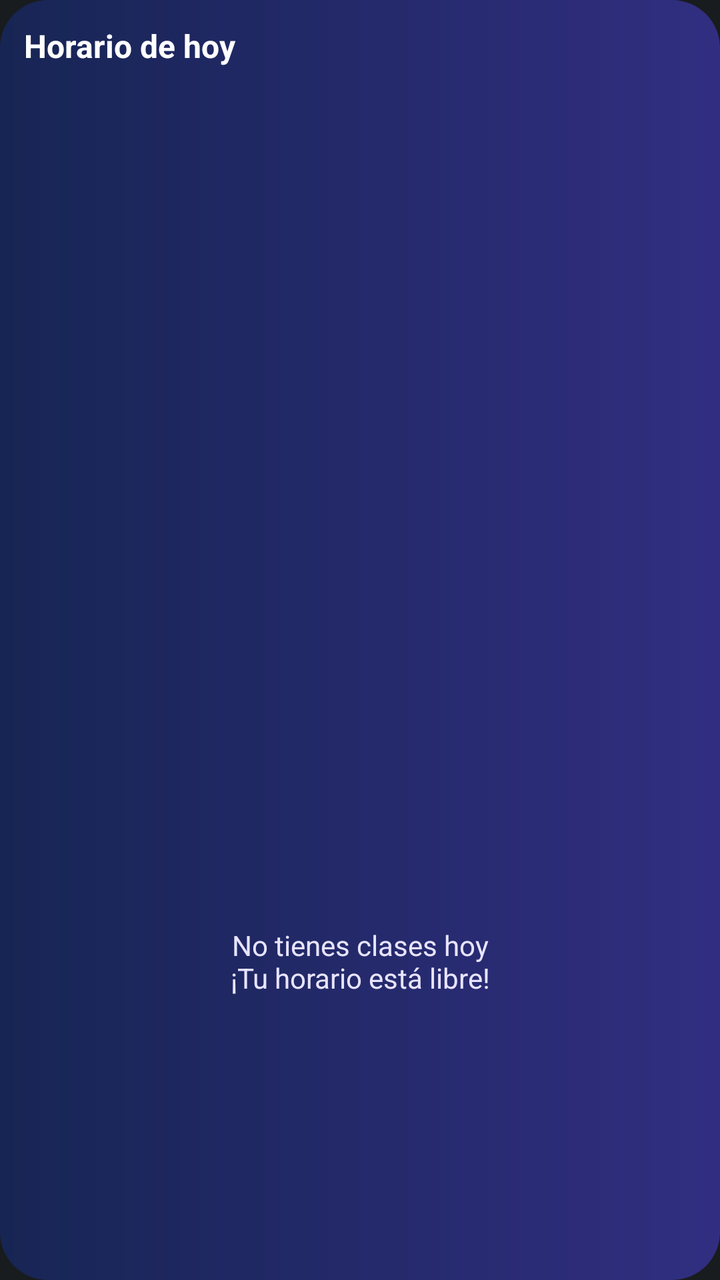
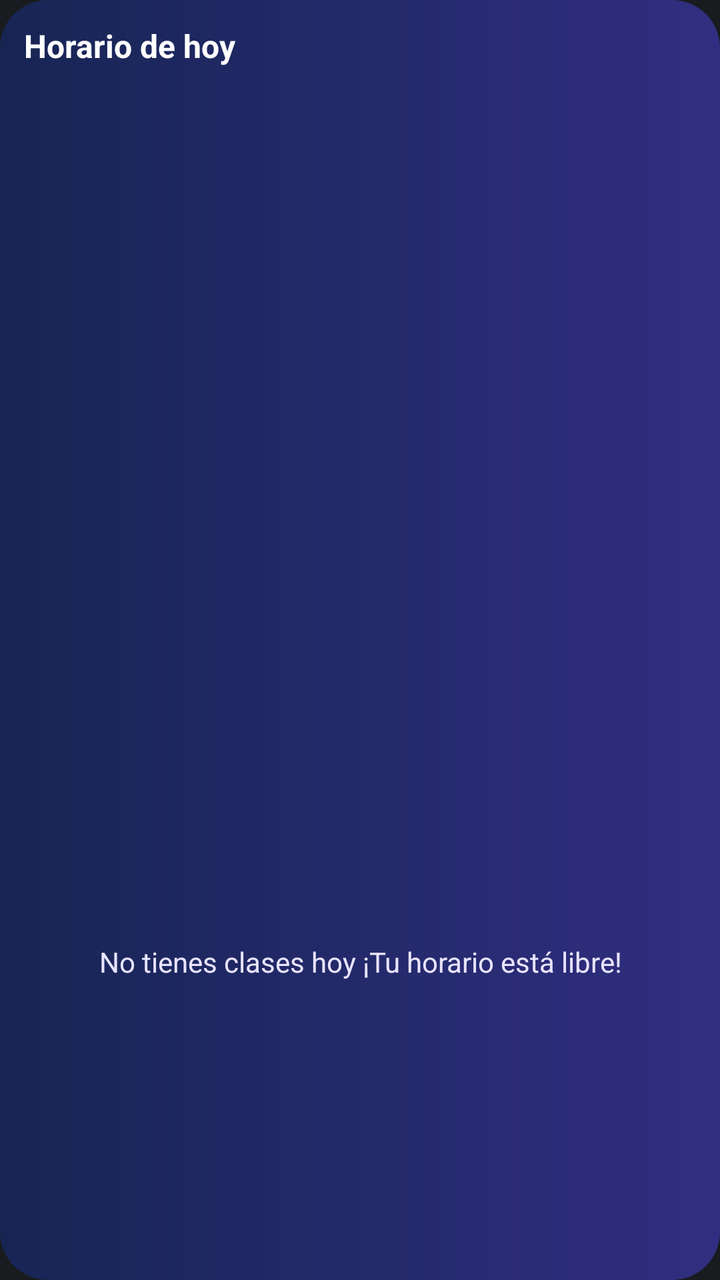

Screens rendered from an Android XML layout before and after an edit, with the pre-edit source and the edit as a unified diff.
<!-- AndroidManifest.xml: application theme Theme.MyApplication -->
<!-- res/layout/widget_daily_schedule.xml -->
<?xml version="1.0" encoding="utf-8"?>
<LinearLayout xmlns:android="http://schemas.android.com/apk/res/android"
    android:id="@+id/daily_widget_root"
    android:layout_width="match_parent"
    android:layout_height="match_parent"
    android:background="@drawable/widget_daily_background"
    android:orientation="vertical"
    android:padding="12dp">

    <LinearLayout
        android:layout_width="match_parent"
        android:layout_height="wrap_content"
        android:gravity="center_vertical"
        android:orientation="horizontal">

        <TextView
            android:layout_width="0dp"
            android:layout_height="wrap_content"
            android:layout_weight="1"
            android:text="Horario de hoy"
            android:textColor="#FFFFFF"
            android:textSize="16sp"
            android:textStyle="bold" />

        <TextView
            android:id="@+id/daily_widget_date"
            android:layout_width="wrap_content"
            android:layout_height="wrap_content"
            android:ellipsize="end"
            android:maxLines="1"
            android:textColor="#CFC8FF"
            android:textSize="11sp" />
    </LinearLayout>

    <ListView
        android:id="@+id/daily_widget_list"
        android:layout_width="match_parent"
        android:layout_height="0dp"
        android:layout_marginTop="6dp"
        android:layout_weight="1"
        android:divider="@android:color/transparent"
        android:dividerHeight="4dp"
        android:scrollbars="none" />

    <TextView
        android:id="@+id/daily_widget_empty"
        android:layout_width="match_parent"
        android:layout_height="0dp"
        android:layout_weight="1"
        android:gravity="center"
        android:text="No tienes clases hoy\n¡Tu horario está libre!"
        android:textColor="#E8E4FF"
        android:textSize="14sp" />
</LinearLayout>
<!-- resources referenced by this layout -->
<resources>
  <!-- drawable widget_daily_background (drawable) -->
  <?xml version="1.0" encoding="utf-8"?>
  <shape xmlns:android="http://schemas.android.com/apk/res/android" android:shape="rectangle">
      <gradient android:angle="0" android:startColor="#172554" android:endColor="#312E81" />
      <corners android:radius="24dp" />
  </shape>
  <style name="Theme.MyApplication" parent="android:Theme.DeviceDefault.NoActionBar" />
</resources>

<!-- the commit's change to res/layout/widget_daily_schedule.xml (unified diff, before → after) -->
@@ -48,7 +48,7 @@
         android:layout_height="0dp"
         android:layout_weight="1"
         android:gravity="center"
-        android:text="No tienes clases hoy\n¡Tu horario está libre!"
+        android:text="@string/no_tienes_clases_hoy_n_tu_horario_est_libre"
         android:textColor="#E8E4FF"
         android:textSize="14sp" />
 </LinearLayout>
<!-- resource entries referenced after the edit -->
@@ -6,6 +6,7 @@
       <gradient android:angle="0" android:startColor="#172554" android:endColor="#312E81" />
       <corners android:radius="24dp" />
   </shape>
+  <string name="no_tienes_clases_hoy_n_tu_horario_est_libre">No tienes clases hoy ¡Tu horario está libre!</string>
   <style name="Theme.MyApplication" parent="android:Theme.DeviceDefault.NoActionBar" />
 </resources>
 
